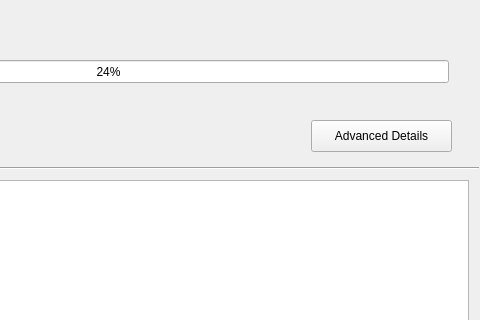
Qt form ProgressDialog.ui (hallamlab/MetaPathwaysGUI) before a commit; both pictures show x 262 to 742 and y 0 to 320 of the 742 by 513 pixel window.
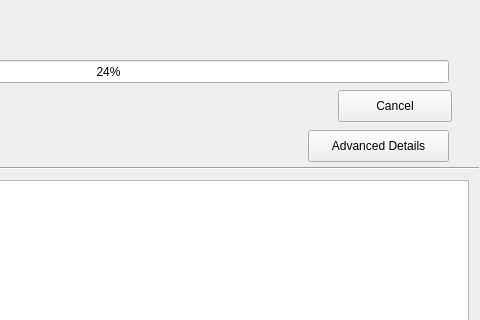
The same form after that commit.

Patch:
```diff
--- a/ProgressDialog.ui
+++ b/ProgressDialog.ui
@@ -70,8 +70,8 @@
   <widget class="QPushButton" name="pushButton">
    <property name="geometry">
     <rect>
-     <x>573</x>
-     <y>120</y>
+     <x>570</x>
+     <y>130</y>
      <width>141</width>
      <height>32</height>
     </rect>
@@ -80,6 +80,19 @@
     <string>Advanced Details</string>
    </property>
   </widget>
+  <widget class="QPushButton" name="cancelButton">
+   <property name="geometry">
+    <rect>
+     <x>600</x>
+     <y>90</y>
+     <width>114</width>
+     <height>32</height>
+    </rect>
+   </property>
+   <property name="text">
+    <string>Cancel</string>
+   </property>
+  </widget>
  </widget>
  <resources/>
  <connections/>
```
